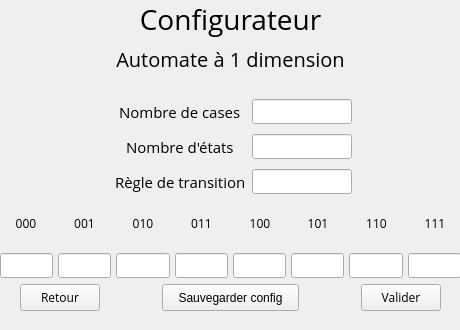
This is Code/AutoCell/configelementaryautomatonwindow.ui in Nawhal/AutoCell as Qt 5 draws it before an edit. The edited form follows.
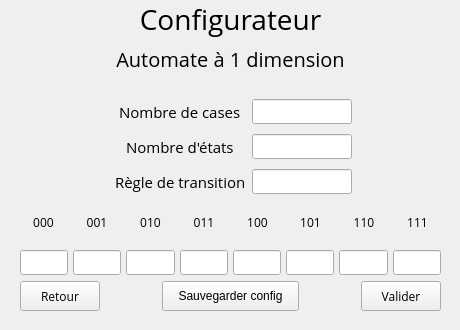
This is the edited form.

The edit to the form file:
```diff
--- a/Code/AutoCell/configelementaryautomatonwindow.ui
+++ b/Code/AutoCell/configelementaryautomatonwindow.ui
@@ -229,6 +229,12 @@
     </item>
     <item>
      <layout class="QHBoxLayout" name="numberBitLabelLayout">
+      <property name="leftMargin">
+       <number>20</number>
+      </property>
+      <property name="rightMargin">
+       <number>20</number>
+      </property>
       <item>
        <widget class="QLabel" name="label000">
         <property name="font">
@@ -364,6 +370,12 @@
       <property name="spacing">
        <number>5</number>
       </property>
+      <property name="leftMargin">
+       <number>20</number>
+      </property>
+      <property name="rightMargin">
+       <number>20</number>
+      </property>
       <item>
        <widget class="QLineEdit" name="numberBitLineEdit0">
         <property name="enabled">
@@ -639,10 +651,16 @@
           <verstretch>0</verstretch>
          </sizepolicy>
         </property>
+        <property name="minimumSize">
+         <size>
+          <width>0</width>
+          <height>30</height>
+         </size>
+        </property>
         <property name="maximumSize">
          <size>
           <width>100</width>
-          <height>100</height>
+          <height>30</height>
          </size>
         </property>
         <property name="font">
@@ -670,10 +688,16 @@
           <verstretch>0</verstretch>
          </sizepolicy>
         </property>
+        <property name="minimumSize">
+         <size>
+          <width>0</width>
+          <height>30</height>
+         </size>
+        </property>
         <property name="maximumSize">
          <size>
           <width>150</width>
-          <height>100</height>
+          <height>30</height>
          </size>
         </property>
         <property name="font">
@@ -694,10 +718,16 @@
           <verstretch>0</verstretch>
          </sizepolicy>
         </property>
+        <property name="minimumSize">
+         <size>
+          <width>0</width>
+          <height>30</height>
+         </size>
+        </property>
         <property name="maximumSize">
          <size>
           <width>100</width>
-          <height>100</height>
+          <height>30</height>
          </size>
         </property>
         <property name="font">
```
Left out of the diff: 60 changed lines with no effect on the pictures.
